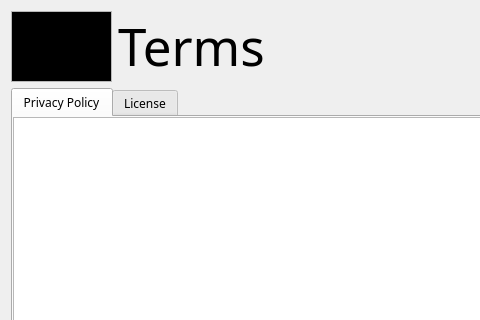
flamboyantpenguin/wikilynx, file wikiLYNX/ui/terms.ui: the form before one commit; both pictures show x 0 to 480 and y 0 to 320 of the 854 by 538 pixel window.
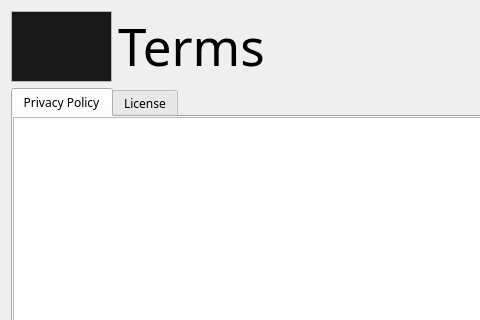
The form after the commit. Icons and pictures are not drawn.

```diff
--- a/wikiLYNX/ui/terms.ui
+++ b/wikiLYNX/ui/terms.ui
@@ -74,7 +74,7 @@
 hr { height: 1px; border-width: 0; }
 li.unchecked::marker { content: &quot;\2610&quot;; }
 li.checked::marker { content: &quot;\2612&quot;; }
-&lt;/style&gt;&lt;/head&gt;&lt;body style=&quot; font-family:'Comfortaa'; font-size:10pt; font-weight:400; font-style:normal;&quot; bgcolor=&quot;#000000&quot;&gt;
+&lt;/style&gt;&lt;/head&gt;&lt;body style=&quot; font-family:'Comfortaa'; font-size:10pt; font-weight:400; font-style:normal;&quot; bgcolor=&quot;#181818&quot;&gt;
 &lt;p style=&quot; margin-top:0px; margin-bottom:0px; margin-left:0px; margin-right:0px; -qt-block-indent:0; text-indent:0px;&quot;&gt;&lt;img src=&quot;:/base/images/wikiLYNX_logo.svg&quot; width=&quot;90&quot; height=&quot;60&quot; /&gt;&lt;/p&gt;&lt;/body&gt;&lt;/html&gt;</string>
        </property>
       </widget>
```
